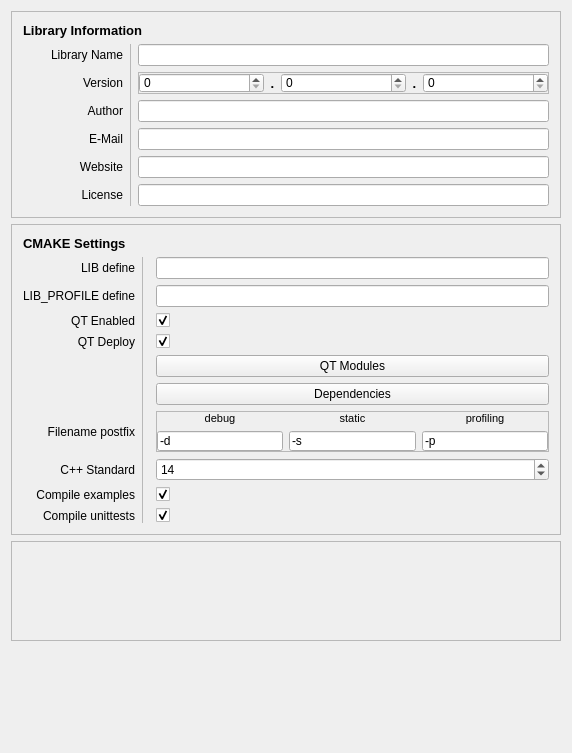
KROIA/CmakeLibCreator, file core/ui/ProjectSettingsDialog.ui: the form before one commit.
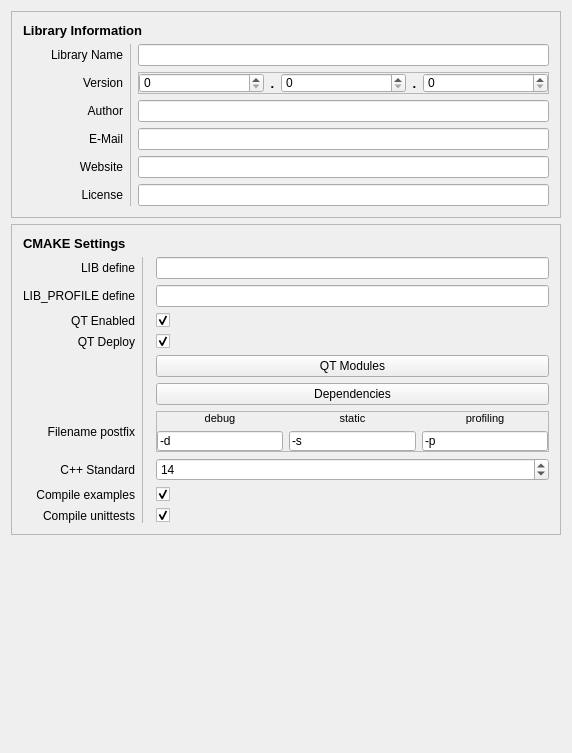
The form after the commit.

What changed in the file:
```diff
--- a/core/ui/ProjectSettingsDialog.ui
+++ b/core/ui/ProjectSettingsDialog.ui
@@ -576,22 +576,6 @@
      </layout>
     </widget>
    </item>
-   <item>
-    <widget class="QFrame" name="frame">
-     <property name="minimumSize">
-      <size>
-       <width>0</width>
-       <height>100</height>
-      </size>
-     </property>
-     <property name="frameShape">
-      <enum>QFrame::StyledPanel</enum>
-     </property>
-     <property name="frameShadow">
-      <enum>QFrame::Raised</enum>
-     </property>
-    </widget>
-   </item>
    <item>
     <spacer name="verticalSpacer">
      <property name="orientation">
```
Left out of the diff: 182 changed lines with no effect on the pictures.
